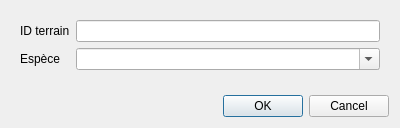
This is pluginbase/views/actions/pb_actionmanualinventoryattributesdialog.ui in computree/computree-v3 as Qt 5 draws it before an edit. The edited form follows.
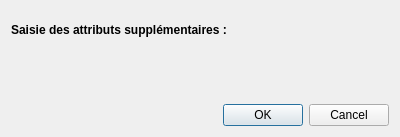
This is the edited form.

Commit message: pb_stepmanualinventory : Fichier de paramétrage des attributs OK

```diff
--- a/pluginbase/views/actions/pb_actionmanualinventoryattributesdialog.ui
+++ b/pluginbase/views/actions/pb_actionmanualinventoryattributesdialog.ui
@@ -7,7 +7,7 @@
     <x>0</x>
     <y>0</y>
     <width>400</width>
-    <height>128</height>
+    <height>137</height>
    </rect>
   </property>
   <property name="windowTitle">
@@ -15,31 +15,64 @@
   </property>
   <layout class="QVBoxLayout" name="verticalLayout">
    <item>
-    <widget class="QWidget" name="widget_3" native="true">
+    <widget class="QWidget" name="wid_attr" native="true">
+     <property name="sizePolicy">
+      <sizepolicy hsizetype="Expanding" vsizetype="Expanding">
+       <horstretch>0</horstretch>
+       <verstretch>0</verstretch>
+      </sizepolicy>
+     </property>
      <layout class="QGridLayout" name="gridLayout">
-      <item row="0" column="1">
-       <widget class="QLineEdit" name="le_id"/>
-      </item>
-      <item row="0" column="0">
-       <widget class="QLabel" name="label_2">
-        <property name="text">
-         <string>ID terrain</string>
-        </property>
-       </widget>
-      </item>
+      <property name="leftMargin">
+       <number>0</number>
+      </property>
+      <property name="topMargin">
+       <number>0</number>
+      </property>
+      <property name="rightMargin">
+       <number>0</number>
+      </property>
+      <property name="bottomMargin">
+       <number>0</number>
+      </property>
       <item row="1" column="0">
        <widget class="QLabel" name="label">
         <property name="text">
-         <string>Espèce</string>
+         <string>&lt;b&gt;Saisie des attributs supplémentaires :&lt;/b&gt;</string>
         </property>
        </widget>
       </item>
-      <item row="1" column="1">
-       <widget class="QComboBox" name="cb_species">
-        <property name="editable">
-         <bool>true</bool>
+      <item row="2" column="0">
+       <spacer name="verticalSpacer_2">
+        <property name="orientation">
+         <enum>Qt::Vertical</enum>
         </property>
-       </widget>
+        <property name="sizeType">
+         <enum>QSizePolicy::Fixed</enum>
+        </property>
+        <property name="sizeHint" stdset="0">
+         <size>
+          <width>20</width>
+          <height>5</height>
+         </size>
+        </property>
+       </spacer>
+      </item>
+      <item row="2" column="1">
+       <spacer name="verticalSpacer_3">
+        <property name="orientation">
+         <enum>Qt::Vertical</enum>
+        </property>
+        <property name="sizeType">
+         <enum>QSizePolicy::Fixed</enum>
+        </property>
+        <property name="sizeHint" stdset="0">
+         <size>
+          <width>20</width>
+          <height>5</height>
+         </size>
+        </property>
+       </spacer>
       </item>
      </layout>
     </widget>
```
The commit also changes 6 other files.
